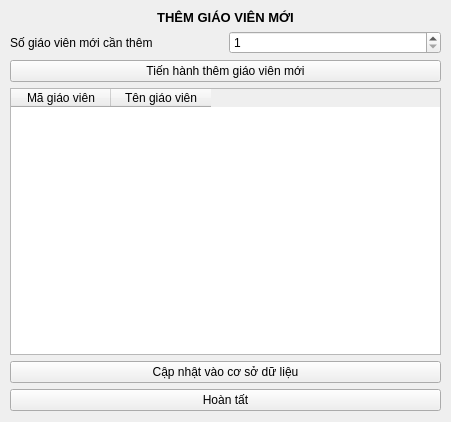
longpham6595/kvmanagement, file TranslateUiPyPackage/ui_ip/M22_themgv.ui: the form before one commit.
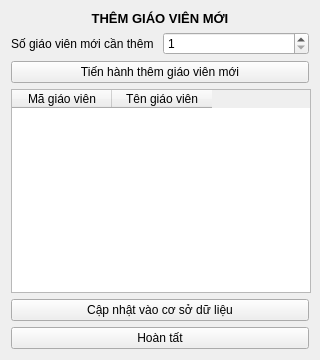
The form after the commit.

Patch:
```diff
--- a/TranslateUiPyPackage/ui_ip/M22_themgv.ui
+++ b/TranslateUiPyPackage/ui_ip/M22_themgv.ui
@@ -6,61 +6,49 @@
    <rect>
     <x>0</x>
     <y>0</y>
-    <width>451</width>
-    <height>422</height>
+    <width>320</width>
+    <height>360</height>
    </rect>
   </property>
+  <property name="minimumSize">
+   <size>
+    <width>320</width>
+    <height>360</height>
+   </size>
+  </property>
   <property name="windowTitle">
    <string>Form</string>
   </property>
-  <widget class="QWidget" name="layoutWidget">
-   <property name="geometry">
-    <rect>
-     <x>10</x>
-     <y>10</y>
-     <width>431</width>
-     <height>401</height>
-    </rect>
-   </property>
-   <layout class="QVBoxLayout" name="verticalLayout_2">
-    <item>
-     <widget class="QLabel" name="label_2">
-      <property name="text">
-       <string>&lt;html&gt;&lt;head/&gt;&lt;body&gt;&lt;p align=&quot;center&quot;&gt;&lt;span style=&quot; font-size:10pt; font-weight:600;&quot;&gt;THÊM GIÁO VIÊN MỚI&lt;/span&gt;&lt;/p&gt;&lt;/body&gt;&lt;/html&gt;</string>
-      </property>
-     </widget>
-    </item>
-    <item>
-     <layout class="QVBoxLayout" name="verticalLayout">
-      <item>
-       <layout class="QHBoxLayout" name="horizontalLayout">
-        <item>
+  <layout class="QGridLayout" name="gridLayout">
+   <item row="1" column="0">
          <widget class="QLabel" name="label">
           <property name="text">
            <string>Số giáo viên mới cần thêm</string>
           </property>
          </widget>
         </item>
-        <item>
+   <item row="1" column="1">
          <widget class="QSpinBox" name="sogvmoi">
           <property name="minimum">
            <number>1</number>
           </property>
          </widget>
         </item>
-       </layout>
-      </item>
-      <item>
+   <item row="2" column="0" colspan="2">
        <widget class="QPushButton" name="but_themgv">
         <property name="text">
          <string>Tiến hành thêm giáo viên mới</string>
         </property>
        </widget>
       </item>
-     </layout>
-    </item>
-    <item>
+   <item row="3" column="0" colspan="2">
      <widget class="QTableWidget" name="addgv_view">
+     <property name="minimumSize">
+      <size>
+       <width>300</width>
+       <height>200</height>
+      </size>
+     </property>
       <column>
        <property name="text">
         <string>Mã giáo viên</string>
@@ -73,22 +61,28 @@
       </column>
      </widget>
     </item>
-    <item>
+   <item row="4" column="0" colspan="2">
      <widget class="QPushButton" name="updatedata">
       <property name="text">
        <string>Cập nhật vào cơ sở dữ liệu</string>
       </property>
      </widget>
     </item>
-    <item>
+   <item row="5" column="0" colspan="2">
      <widget class="QPushButton" name="hoantat">
       <property name="text">
        <string>Hoàn tất</string>
       </property>
      </widget>
     </item>
-   </layout>
-  </widget>
+   <item row="0" column="0" colspan="2">
+    <widget class="QLabel" name="label_2">
+     <property name="text">
+      <string>&lt;html&gt;&lt;head/&gt;&lt;body&gt;&lt;p align=&quot;center&quot;&gt;&lt;span style=&quot; font-size:10pt; font-weight:600;&quot;&gt;THÊM GIÁO VIÊN MỚI&lt;/span&gt;&lt;/p&gt;&lt;/body&gt;&lt;/html&gt;</string>
+     </property>
+    </widget>
+   </item>
+  </layout>
  </widget>
  <resources/>
  <connections/>
```
Lines whose indentation alone changed are shown as unchanged.
